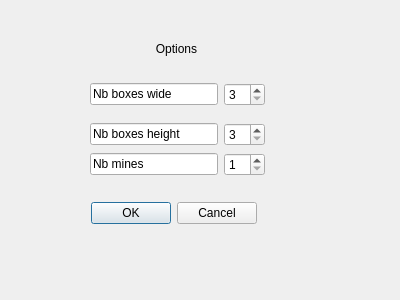
guillaume-gonnet/Demineur, file optiondialog.ui: the form before one commit.
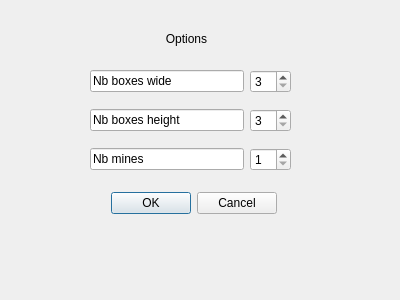
The form after the commit.

Commit message: Finish dialog options

The edit to the form file:
```diff
--- a/optiondialog.ui
+++ b/optiondialog.ui
@@ -16,8 +16,8 @@
   <widget class="QLabel" name="label">
    <property name="geometry">
     <rect>
-     <x>90</x>
-     <y>40</y>
+     <x>100</x>
+     <y>30</y>
      <width>173</width>
      <height>18</height>
     </rect>
@@ -32,8 +32,8 @@
   <widget class="QDialogButtonBox" name="buttonBox">
    <property name="geometry">
     <rect>
-     <x>80</x>
-     <y>200</y>
+     <x>100</x>
+     <y>190</y>
      <width>177</width>
      <height>26</height>
     </rect>
@@ -49,11 +49,13 @@
    <property name="geometry">
     <rect>
      <x>90</x>
-     <y>80</y>
-     <width>175</width>
-     <height>29</height>
+     <y>60</y>
+     <width>201</width>
+     <height>121</height>
     </rect>
    </property>
+   <layout class="QVBoxLayout" name="verticalLayout">
+    <item>
    <layout class="QHBoxLayout" name="horizontalLayout">
     <item>
      <widget class="QLineEdit" name="lineEditWide">
@@ -70,16 +72,8 @@
      </widget>
     </item>
    </layout>
-  </widget>
-  <widget class="QWidget" name="">
-   <property name="geometry">
-    <rect>
-     <x>90</x>
-     <y>120</y>
-     <width>175</width>
-     <height>29</height>
-    </rect>
-   </property>
+    </item>
+    <item>
    <layout class="QHBoxLayout" name="horizontalLayout_2">
     <item>
      <widget class="QLineEdit" name="lineEditHeight">
@@ -96,16 +90,8 @@
      </widget>
     </item>
    </layout>
-  </widget>
-  <widget class="QWidget" name="">
-   <property name="geometry">
-    <rect>
-     <x>90</x>
-     <y>150</y>
-     <width>175</width>
-     <height>29</height>
-    </rect>
-   </property>
+    </item>
+    <item>
    <layout class="QHBoxLayout" name="horizontalLayout_3">
     <item>
      <widget class="QLineEdit" name="lineEditNbMines">
@@ -120,6 +106,8 @@
        <number>1</number>
       </property>
      </widget>
+      </item>
+     </layout>
     </item>
    </layout>
   </widget>
```
Lines whose indentation alone changed are shown as unchanged. The commit also changes 7 other files.
